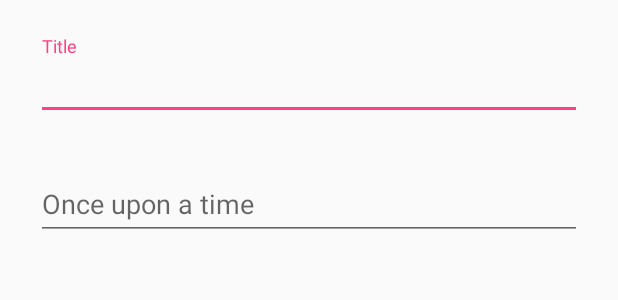
After one commit to samblackmore/words, an Android app: the layout dialog_new_story.xml on its own in the app's theme, with its tools: preview values and no code run, on a phone screen of 412 x 824 dp. The commit adds this screen. Shown: the top 300 px of the screen. Run offline under Robolectric (Android 15) with nearby library versions, the phone set to English and light mode, and no system bars.

Commit message:
show new story dialog

```diff
--- /dev/null
+++ b/app/src/main/res/layout/dialog_new_story.xml
@@ -0,0 +1,36 @@
+<?xml version="1.0" encoding="utf-8"?>
+<RelativeLayout xmlns:android="http://schemas.android.com/apk/res/android"
+    android:layout_width="match_parent"
+    android:layout_height="match_parent">
+
+    <android.support.design.widget.TextInputLayout
+        android:id="@+id/new_story_title_container"
+        android:layout_width="match_parent"
+        android:layout_height="wrap_content"
+        android:paddingTop="24dp"
+        android:paddingLeft="24dp"
+        android:paddingRight="24dp">
+        <android.support.design.widget.TextInputEditText
+            android:id="@+id/new_story_title"
+            android:maxLength="50"
+            android:layout_height="wrap_content"
+            android:layout_width="match_parent"
+            android:hint="@string/new_story_title_hint" />
+    </android.support.design.widget.TextInputLayout>
+
+    <android.support.design.widget.TextInputLayout
+        android:id="@+id/new_story_content_container"
+        android:layout_width="match_parent"
+        android:layout_height="wrap_content"
+        android:layout_below="@+id/new_story_title_container"
+        android:paddingTop="24dp"
+        android:paddingLeft="24dp"
+        android:paddingRight="24dp">
+        <android.support.design.widget.TextInputEditText
+            android:id="@+id/new_story_content"
+            android:layout_height="wrap_content"
+            android:layout_width="match_parent"
+            android:hint="@string/new_story_content_hint" />
+    </android.support.design.widget.TextInputLayout>
+
+</RelativeLayout>
--- a/app/src/main/res/layout/fragment_browse_section.xml
+++ b/app/src/main/res/layout/fragment_browse_section.xml
@@ -15,9 +15,10 @@
             android:id="@+id/add_story"
             android:layout_width="match_parent"
             android:layout_height="wrap_content"
-            android:text="@string/add_story"
+            android:text="@string/new_story"
             android:textAlignment="center"
-            android:layout_margin="24dp"
+            android:layout_margin="12dp"
+            android:padding="24dp"
             />
     </RelativeLayout>
 
--- a/app/src/main/res/values/strings.xml
+++ b/app/src/main/res/values/strings.xml
@@ -9,8 +9,12 @@
 
     <string name="preference_file_key">com.sam.words.PREFERENCE_FILE_KEY</string>
     <string name="saved_text_size">com.sam.words.PREFERENCE_TEXT_SIZE</string>
-    <string name="add_story">Add story</string>
+    <string name="new_story">New story</string>
+    <string name="add_story">Create</string>
+    <string name="cancel">Cancel</string>
     <string name="setting_text_size_save">Save</string>
     <string name="setting_text_size_bigger">Bigger</string>
     <string name="setting_text_size_smaller">Smaller</string>
+    <string name="new_story_title_hint">Title</string>
+    <string name="new_story_content_hint">Once upon a time</string>
 </resources>
```
Also changed, not shown: app/src/main/java/com/sam/words/BrowseTabFragment.java (+11 -0 lines), app/src/main/java/com/sam/words/NewStoryFragment.java (added, +38 -0 lines).
